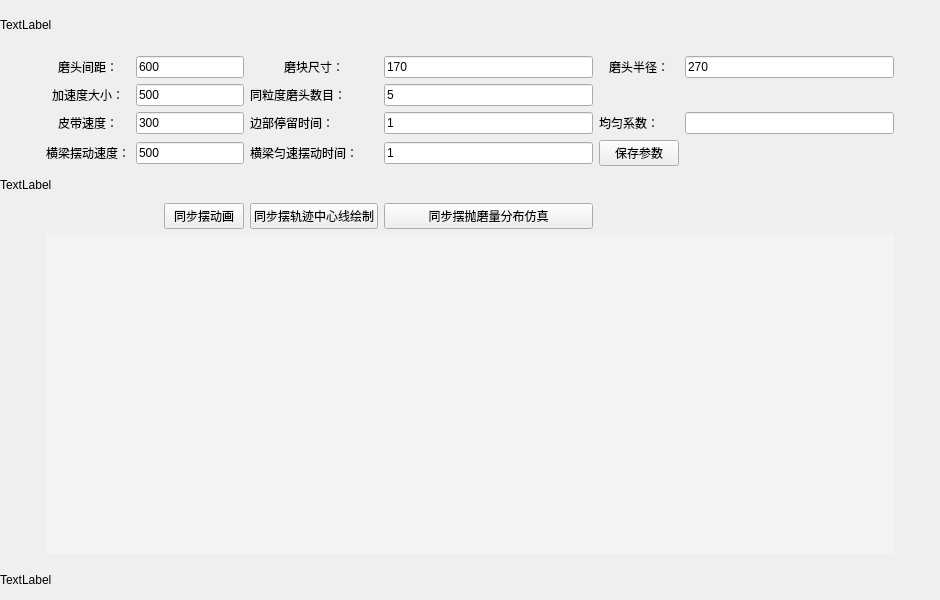
This is Equal_Sim.ui in wuheideyun/PolishingParameterNew as Qt 5 draws it before an edit. The edited form follows.
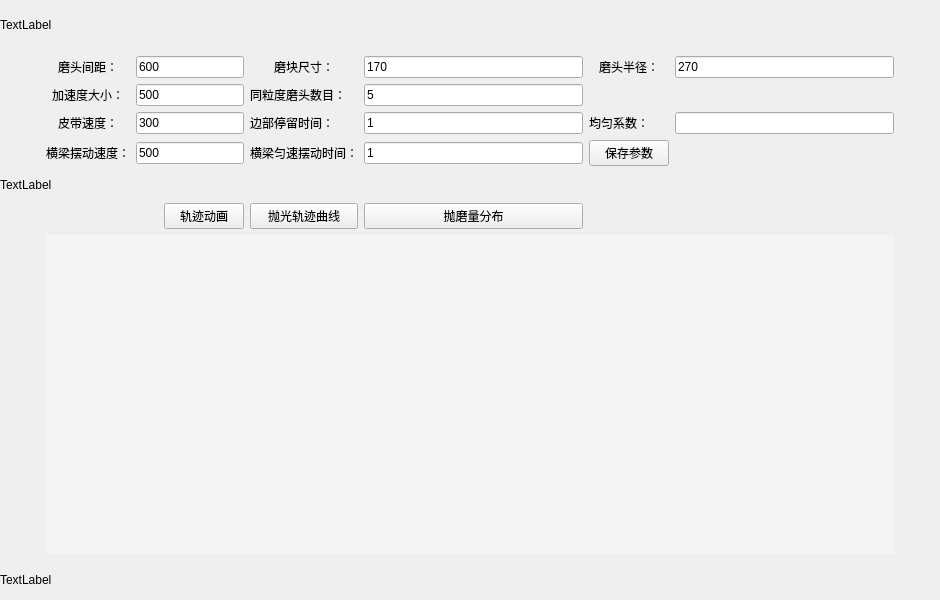
This is the edited form.

Diff of the .ui file:
```diff
--- a/Equal_Sim.ui
+++ b/Equal_Sim.ui
@@ -78,7 +78,7 @@
     <item row="6" column="3">
      <widget class="QPushButton" name="button_animation_equal">
       <property name="text">
-       <string>同步摆动画</string>
+       <string>轨迹动画</string>
       </property>
      </widget>
     </item>
@@ -92,7 +92,7 @@
     <item row="6" column="4">
      <widget class="QPushButton" name="button_middle_line_equal">
       <property name="text">
-       <string>同步摆轨迹中心线绘制</string>
+       <string>抛光轨迹曲线</string>
       </property>
      </widget>
     </item>
@@ -209,7 +209,7 @@
     <item row="6" column="5">
      <widget class="QPushButton" name="button_simulation_equal">
       <property name="text">
-       <string>同步摆抛磨量分布仿真</string>
+       <string>抛磨量分布</string>
       </property>
      </widget>
     </item>
```
